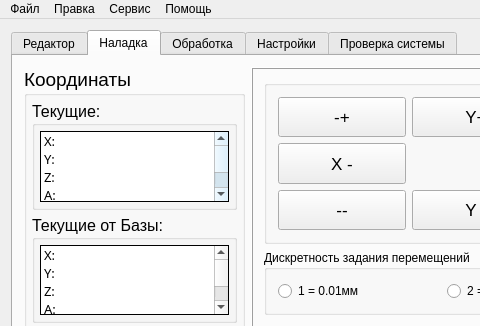
Above: KAMEditor/gui/mainwindow.ui from Xtail96/SML before the change; both pictures show x 0 to 480 and y 0 to 326 of the 1393 by 728 pixel window. Below: the same form after it.
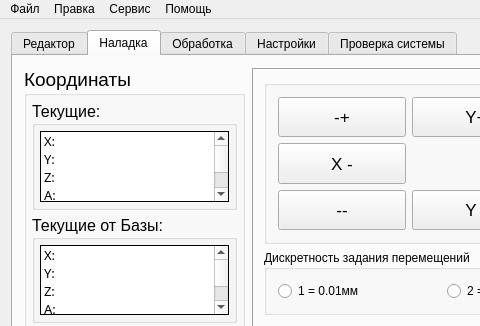
That is the form after the change. The open tabs and pages were chosen to show the change. Icons and pictures are not drawn.

Diff of the .ui file:
```diff
--- a/KAMEditor/gui/mainwindow.ui
+++ b/KAMEditor/gui/mainwindow.ui
@@ -2031,151 +2031,6 @@
               </property>
               <item>
                <widget class="QListWidget" name="listWidget_currentCoordinates">
-                <property name="palette">
-                 <palette>
-                  <active>
-                   <colorrole role="WindowText">
-                    <brush brushstyle="SolidPattern">
-                     <color alpha="255">
-                      <red>0</red>
-                      <green>0</green>
-                      <blue>0</blue>
-                     </color>
-                    </brush>
-                   </colorrole>
-                   <colorrole role="Button">
-                    <brush brushstyle="SolidPattern">
-                     <color alpha="255">
-                      <red>210</red>
-                      <green>233</green>
-                      <blue>248</blue>
-                     </color>
-                    </brush>
-                   </colorrole>
-                   <colorrole role="Text">
-                    <brush brushstyle="SolidPattern">
-                     <color alpha="255">
-                      <red>0</red>
-                      <green>0</green>
-                      <blue>0</blue>
-                     </color>
-                    </brush>
-                   </colorrole>
-                   <colorrole role="Base">
-                    <brush brushstyle="SolidPattern">
-                     <color alpha="255">
-                      <red>255</red>
-                      <green>255</green>
-                      <blue>255</blue>
-                     </color>
-                    </brush>
-                   </colorrole>
-                   <colorrole role="LinkVisited">
-                    <brush brushstyle="SolidPattern">
-                     <color alpha="255">
-                      <red>255</red>
-                      <green>0</green>
-                      <blue>255</blue>
-                     </color>
-                    </brush>
-                   </colorrole>
-                  </active>
-                  <inactive>
-                   <colorrole role="WindowText">
-                    <brush brushstyle="SolidPattern">
-                     <color alpha="255">
-                      <red>0</red>
-                      <green>0</green>
-                      <blue>0</blue>
-                     </color>
-                    </brush>
-                   </colorrole>
-                   <colorrole role="Button">
-                    <brush brushstyle="SolidPattern">
-                     <color alpha="255">
-                      <red>210</red>
-                      <green>233</green>
-                      <blue>248</blue>
-                     </color>
-                    </brush>
-                   </colorrole>
-                   <colorrole role="Text">
-                    <brush brushstyle="SolidPattern">
-                     <color alpha="255">
-                      <red>0</red>
-                      <green>0</green>
-                      <blue>0</blue>
-                     </color>
-                    </brush>
-                   </colorrole>
-                   <colorrole role="Base">
-                    <brush brushstyle="SolidPattern">
-                     <color alpha="255">
-                      <red>255</red>
-                      <green>255</green>
-                      <blue>255</blue>
-                     </color>
-                    </brush>
-                   </colorrole>
-                   <colorrole role="LinkVisited">
-                    <brush brushstyle="SolidPattern">
-                     <color alpha="255">
-                      <red>255</red>
-                      <green>0</green>
-                      <blue>255</blue>
-                     </color>
-                    </brush>
-                   </colorrole>
-                  </inactive>
-                  <disabled>
-                   <colorrole role="WindowText">
-                    <brush brushstyle="SolidPattern">
-                     <color alpha="255">
-                      <red>120</red>
-                      <green>120</green>
-                      <blue>120</blue>
-                     </color>
-                    </brush>
-                   </colorrole>
-                   <colorrole role="Button">
-                    <brush brushstyle="SolidPattern">
-                     <color alpha="255">
-                      <red>210</red>
-                      <green>233</green>
-                      <blue>248</blue>
-                     </color>
-                    </brush>
-                   </colorrole>
-                   <colorrole role="Text">
-                    <brush brushstyle="SolidPattern">
-                     <color alpha="255">
-                      <red>120</red>
-                      <green>120</green>
-                      <blue>120</blue>
-                     </color>
-                    </brush>
-                   </colorrole>
-                   <colorrole role="Base">
-                    <brush brushstyle="SolidPattern">
-                     <color alpha="255">
-                      <red>240</red>
-                      <green>240</green>
-                      <blue>240</blue>
-                     </color>
-                    </brush>
-                   </colorrole>
-                   <colorrole role="LinkVisited">
-                    <brush brushstyle="SolidPattern">
-                     <color alpha="255">
-                      <red>255</red>
-                      <green>0</green>
-                      <blue>255</blue>
-                     </color>
-                    </brush>
-                   </colorrole>
-                  </disabled>
-                 </palette>
-                </property>
                 <property name="font">
                  <font>
                   <family>Sylfaen</family>
```
Left out of the diff: 331 changed lines with no effect on the pictures.
